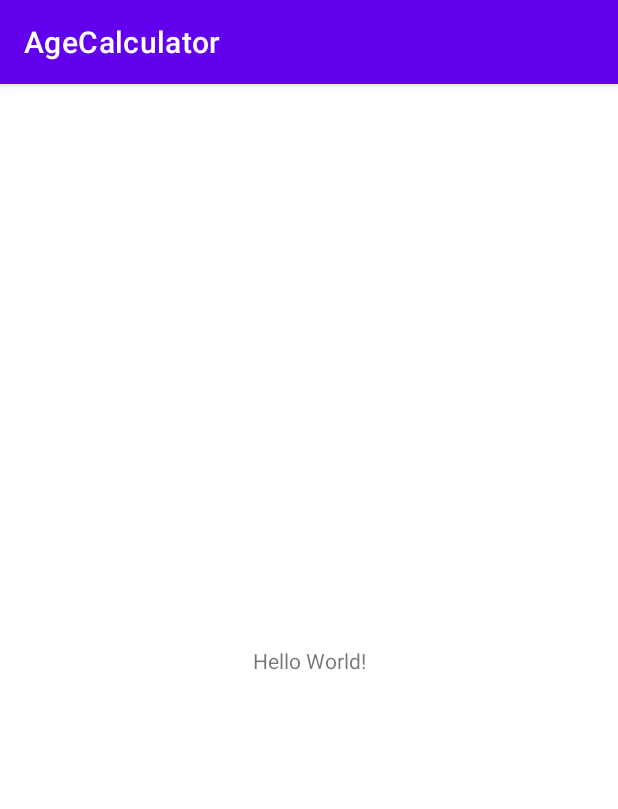
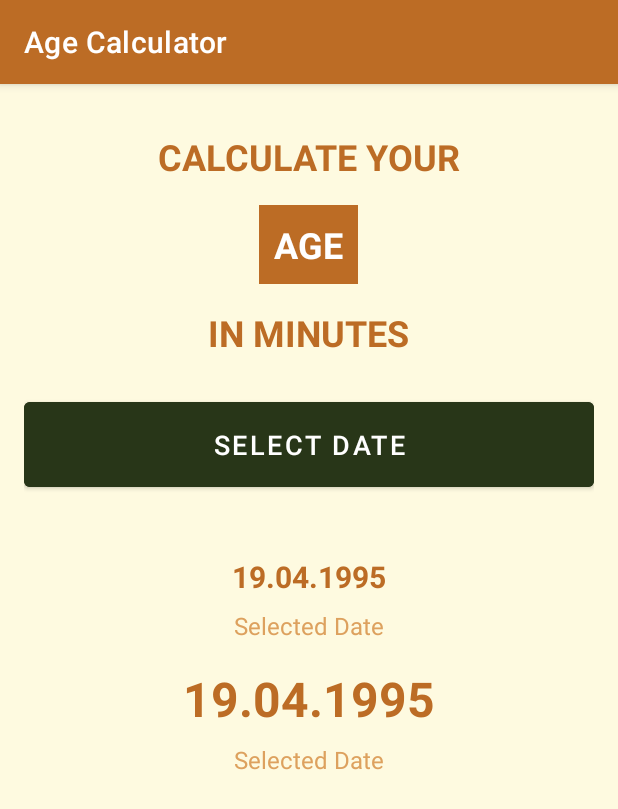
Before and after one commit to lhawi/age-calculator, an Android app: the screen it shows after launch (MainActivity), on a phone screen of 412 x 824 dp. Shown: the top 809 px of the screen. Run offline under Robolectric (Android 15) with nearby library versions, the phone set to English and light mode, and no system bars.

Commit message:
Finish UI

```diff
--- a/app/src/main/res/layout/activity_main.xml
+++ b/app/src/main/res/layout/activity_main.xml
@@ -1,18 +1,95 @@
 <?xml version="1.0" encoding="utf-8"?>
-<androidx.constraintlayout.widget.ConstraintLayout xmlns:android="http://schemas.android.com/apk/res/android"
+<LinearLayout xmlns:android="http://schemas.android.com/apk/res/android"
     xmlns:app="http://schemas.android.com/apk/res-auto"
     xmlns:tools="http://schemas.android.com/tools"
     android:layout_width="match_parent"
     android:layout_height="match_parent"
+    android:background="@color/bgColor"
+    android:gravity="center_horizontal"
+    android:orientation="vertical"
+    android:padding="16dp"
     tools:context=".MainActivity">
 
     <TextView
         android:layout_width="wrap_content"
         android:layout_height="wrap_content"
-        android:text="Hello World!"
-        app:layout_constraintBottom_toBottomOf="parent"
-        app:layout_constraintEnd_toEndOf="parent"
-        app:layout_constraintStart_toStartOf="parent"
-        app:layout_constraintTop_toTopOf="parent" />
+        android:layout_marginTop="16dp"
+        android:text="CALCULATE YOUR"
+        android:textColor="@color/bgText"
+        android:textSize="24sp"
+        android:textStyle="bold" />
 
-</androidx.constraintlayout.widget.ConstraintLayout>
+    <TextView
+        android:id="@+id/textView"
+        android:layout_width="wrap_content"
+        android:layout_height="wrap_content"
+        android:layout_marginTop="16dp"
+        android:background="@color/bgText"
+        android:padding="10dp"
+        android:text="AGE"
+        android:textColor="@color/white"
+        android:textSize="24sp"
+        android:textStyle="bold" />
+
+    <TextView
+        android:id="@+id/textView2"
+        android:layout_width="wrap_content"
+        android:layout_height="wrap_content"
+        android:layout_marginTop="16dp"
+        android:text="IN MINUTES"
+        android:textColor="@color/bgText"
+        android:textSize="24sp"
+        android:textStyle="bold" />
+
+    <Button
+        android:id="@+id/button"
+        android:layout_width="match_parent"
+        android:layout_height="wrap_content"
+        android:paddingVertical="16dp"
+        android:backgroundTint="@color/bgButton"
+        android:text="Select Date"
+        android:layout_marginTop="24dp"
+        android:textColor="@color/white"
+        android:textSize="18sp" />
+
+    <TextView
+        android:id="@+id/textView3"
+        android:layout_width="wrap_content"
+        android:layout_height="wrap_content"
+        android:text="19.04.1995"
+        android:layout_marginTop="40dp"
+        android:textColor="@color/bgText"
+        android:textSize="20sp"
+        android:textStyle="bold" />
+
+    <TextView
+        android:id="@+id/textView4"
+        android:layout_width="wrap_content"
+        android:layout_height="wrap_content"
+        android:layout_marginTop="8dp"
+        android:text="Selected Date"
+        android:textColor="@color/bgTextSecondary"
+        android:textSize="16sp"
+        android:textStyle="normal" />
+
+    <TextView
+        android:id="@+id/textView5"
+        android:layout_width="wrap_content"
+        android:layout_height="wrap_content"
+        android:layout_marginTop="16dp"
+        android:text="19.04.1995"
+        android:textColor="@color/bgText"
+        android:textSize="32sp"
+        android:textStyle="bold" />
+
+    <TextView
+        android:id="@+id/textView6"
+        android:layout_width="wrap_content"
+        android:layout_height="wrap_content"
+        android:layout_marginTop="8dp"
+        android:text="Selected Date"
+        android:textColor="@color/bgTextSecondary"
+        android:textSize="16sp"
+        android:textStyle="normal" />
+
+</LinearLayout>
--- a/app/src/main/res/values/colors.xml
+++ b/app/src/main/res/values/colors.xml
@@ -7,4 +7,9 @@
     <color name="teal_700">#FF018786</color>
     <color name="black">#FF000000</color>
     <color name="white">#FFFFFFFF</color>
+    <color name="textBlue">#264653</color>
+    <color name="bgColor">#fefae0</color>
+    <color name="bgText">#bc6c25</color>
+    <color name="bgButton">#283618</color>
+    <color name="bgTextSecondary">#dda15e</color>
 </resources>
--- a/app/src/main/res/values/strings.xml
+++ b/app/src/main/res/values/strings.xml
@@ -1,3 +1,3 @@
 <resources>
-    <string name="app_name">AgeCalculator</string>
+    <string name="app_name">Age Calculator</string>
 </resources>
--- a/app/src/main/res/values/themes.xml
+++ b/app/src/main/res/values/themes.xml
@@ -2,8 +2,8 @@
     <!-- Base application theme. -->
     <style name="Theme.AgeCalculator" parent="Theme.MaterialComponents.DayNight.DarkActionBar">
         <!-- Primary brand color. -->
-        <item name="colorPrimary">@color/purple_500</item>
-        <item name="colorPrimaryVariant">@color/purple_700</item>
+        <item name="colorPrimary">@color/bgText</item>
+        <item name="colorPrimaryVariant">@color/bgTextSecondary</item>
         <item name="colorOnPrimary">@color/white</item>
         <!-- Secondary brand color. -->
         <item name="colorSecondary">@color/teal_200</item>
```
